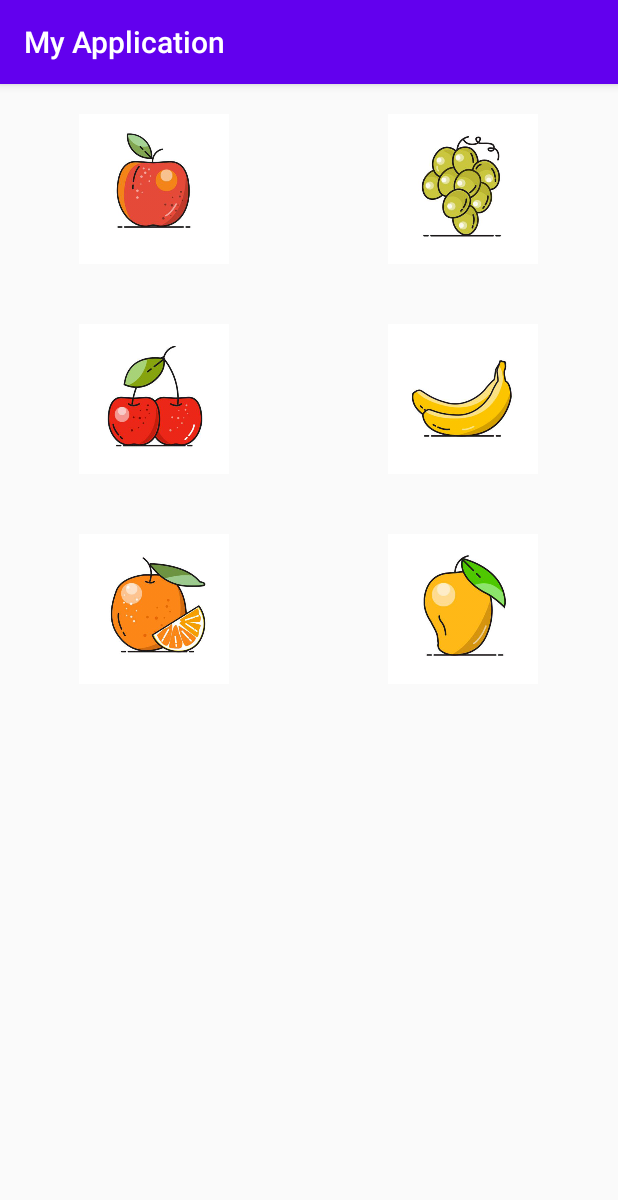
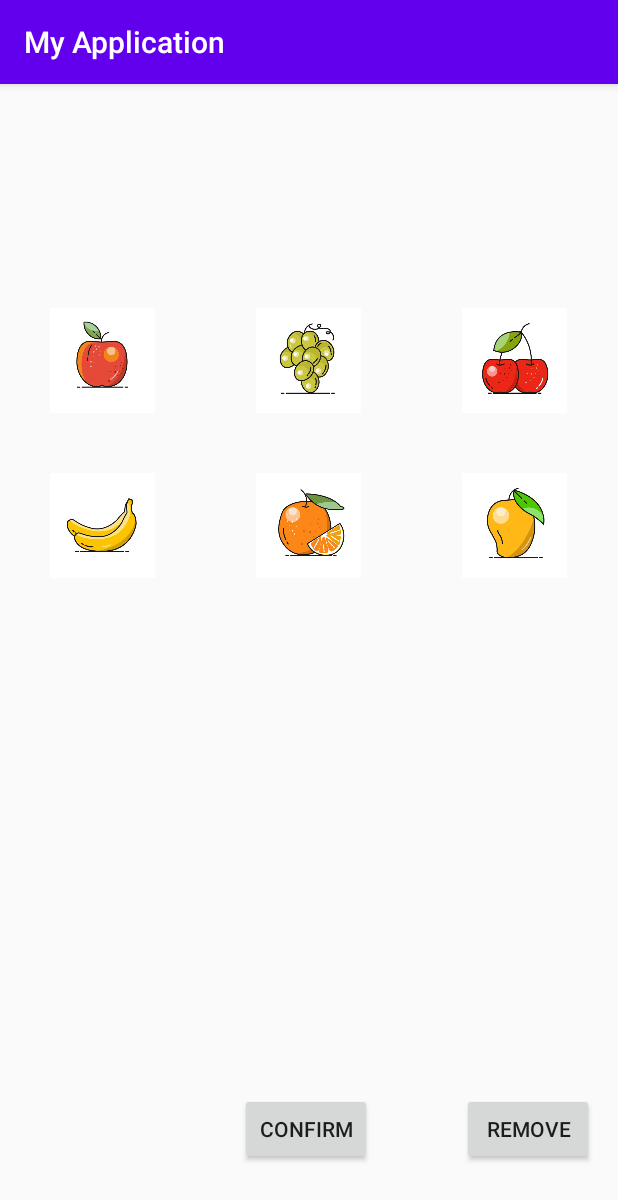
Before and after one commit to shashimalcse/Password, an Android app: the screen it shows after launch (ImageGridActivity), on a phone screen of 412 x 824 dp. Shown: the top 1200 px of the screen. Run offline under Robolectric (Android 15) with nearby library versions, the phone set to English and light mode, and no system bars.

Commit message:
grid view done

```diff
--- a/app/src/main/java/com/example/myapplication/ImageGridActivity.java
+++ b/app/src/main/java/com/example/myapplication/ImageGridActivity.java
@@ -1,8 +1,14 @@
 package com.example.myapplication;
 
 import androidx.appcompat.app.AppCompatActivity;
+import androidx.recyclerview.widget.RecyclerView;
 
+import android.graphics.Color;
+import android.graphics.drawable.ColorDrawable;
+import android.graphics.drawable.GradientDrawable;
+import android.media.Image;
 import android.os.Bundle;
+import android.util.Log;
 import android.view.View;
 import android.widget.AdapterView;
 import android.widget.GridView;
@@ -15,22 +21,56 @@ public class ImageGridActivity extends AppCompatActivity {
 
     GridView gridView;
     ArrayList<Integer> FruitsArray;
+    int nPrevSelGridItem;
+    ArrayList<View> Selected;
+    ArrayList<Integer> SelectedPositions;
 
     @Override
     protected void onCreate(Bundle savedInstanceState) {
         super.onCreate(savedInstanceState);
         setContentView(R.layout.activity_image_grid);
         gridView = (GridView) findViewById(R.id.gridview);
+        gridView.setNumColumns(3);
 
-        ImageAdapter imageAdapter = new ImageAdapter(this,6);
+        final ImageAdapter imageAdapter = new ImageAdapter(this,6);
         gridView.setAdapter(imageAdapter);
         FruitsArray = imageAdapter.getImageID();
+
+        nPrevSelGridItem=-1;
+
 
         gridView.setOnItemClickListener(new AdapterView.OnItemClickListener() {
             @Override
             public void onItemClick(AdapterView<?> parent, View view, int position, long id) {
+                View view1;
                 Toast t = Toast.makeText(getApplicationContext(),getResources().getResourceEntryName(FruitsArray.get(position)),Toast.LENGTH_SHORT);
                 t.show();
+
+
+                try {
+//                    if(nPrevSelGridItem!=-1){
+//                        view1 = (View) gridView.getChildAt(nPrevSelGridItem);
+//                        view1.setBackgroundColor(Color.WHITE);
+//                    }
+//                    nPrevSelGridItem = position;
+//                    if (nPrevSelGridItem==position){
+
+
+                    GradientDrawable border = new GradientDrawable();
+                    border.setColor(Color.WHITE); //white background
+                    border.setStroke(5, 0xFF000000);
+//                        view.setBackgroundColor(getResources().getColor(R.color.colorPrimaryDark));
+//                        SelectedPositions.add(position);
+                        view.setBackground(border);
+//                    }
+
+                }
+                catch (Exception e){
+                    e.printStackTrace();
+                }
+
+
+
             }
         });
 
--- /dev/null
+++ b/app/src/main/res/drawable-hdpi/grid_selector.xml
@@ -0,0 +1,8 @@
+<?xml version="1.0" encoding="utf-8"?>
+<selector xmlns:android="http://schemas.android.com/apk/res/android">
+
+    <item android:drawable="@color/colorPrimaryDark" android:state_pressed="true"/>
+    <item android:drawable="@color/colorPrimary" android:state_selected="true"/>
+    <item android:drawable="@color/design_default_color_primary"/>
+
+</selector>
--- a/app/src/main/res/layout/activity_image_grid.xml
+++ b/app/src/main/res/layout/activity_image_grid.xml
@@ -9,13 +9,51 @@
     <GridView
         android:id="@+id/gridview"
         android:layout_width="match_parent"
-        android:layout_height="match_parent"
+        android:layout_height="wrap_content"
+        android:columnWidth="100dp"
         android:gravity="center"
-        android:columnWidth="0dp"
-        android:numColumns="2"
-        android:stretchMode="columnWidth"
+        android:numColumns="4"
+        app:layout_constraintBottom_toTopOf="@id/fruitsconfirmbtn"
+        app:layout_constraintEnd_toEndOf="parent"
+        app:layout_constraintHorizontal_bias="1.0"
+
+        app:layout_constraintStart_toStartOf="parent"
+        app:layout_constraintTop_toTopOf="parent"
+        app:layout_constraintVertical_bias="0.285">
+
+
+    </GridView>
+
+    <Button
+        android:id="@+id/fruitsconfirmbtn"
+        android:layout_width="wrap_content"
+        android:layout_height="wrap_content"
+        android:layout_marginEnd="16dp"
+        android:layout_marginRight="16dp"
+        android:text="remove"
         app:layout_constraintBottom_toBottomOf="parent"
         app:layout_constraintEnd_toEndOf="parent"
+        app:layout_constraintLeft_toRightOf="@+id/fruitsremovebtn"
+        app:layout_constraintTop_toTopOf="parent"
+        app:layout_constraintVertical_bias="0.934">
+
+    </Button>
+
+    <Button
+        android:id="@+id/fruitsremovebtn"
+        android:layout_width="wrap_content"
+        android:layout_height="wrap_content"
+        android:layout_marginStart="160dp"
+        android:layout_marginLeft="160dp"
+        android:text="confirm"
+        android:gravity="center"
+        app:layout_constraintBottom_toBottomOf="parent"
+        app:layout_constraintRight_toLeftOf="@id/fruitsconfirmbtn"
         app:layout_constraintStart_toStartOf="parent"
-        app:layout_constraintTop_toTopOf="parent" />
+        app:layout_constraintTop_toTopOf="parent"
+        app:layout_constraintVertical_bias="0.934">
+
+    </Button>
+
+
 </androidx.constraintlayout.widget.ConstraintLayout>
--- a/app/src/main/res/layout/custom_image_layout.xml
+++ b/app/src/main/res/layout/custom_image_layout.xml
@@ -10,8 +10,8 @@
 
     <ImageView
         android:id="@+id/gridimage"
-        android:layout_width="100dp"
-        android:layout_height="100dp"
+        android:layout_width="70dp"
+        android:layout_height="70dp"
         android:src="@drawable/stawberry">
 
     </ImageView>
```
